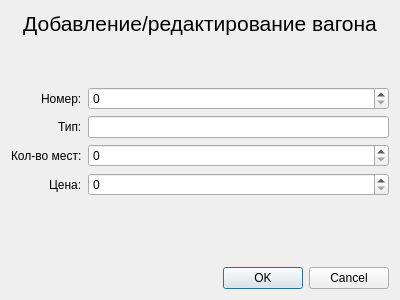
Before: the Qt Designer form dialog_addpassenger.ui in zloysergunya/IS_Airport, drawn with Qt 5.
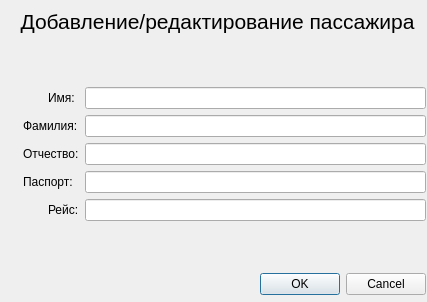
After: the same form once the commit is applied.

The edit to the form file:
```diff
--- a/dialog_addpassenger.ui
+++ b/dialog_addpassenger.ui
@@ -6,30 +6,50 @@
    <rect>
     <x>0</x>
     <y>0</y>
-    <width>400</width>
-    <height>300</height>
+    <width>427</width>
+    <height>302</height>
    </rect>
   </property>
   <property name="windowTitle">
    <string>Dialog</string>
   </property>
-  <layout class="QVBoxLayout" name="verticalLayout">
-   <item>
-    <widget class="QLabel" name="mainLabel">
-     <property name="font">
-      <font>
-       <pointsize>16</pointsize>
-      </font>
-     </property>
+  <widget class="QWidget" name="layoutWidget">
+   <property name="geometry">
+    <rect>
+     <x>9</x>
+     <y>9</y>
+     <width>417</width>
+     <height>286</height>
+    </rect>
+   </property>
+   <layout class="QGridLayout" name="gridLayout">
+    <item row="4" column="3">
+     <widget class="QLineEdit" name="edit_middleName"/>
+    </item>
+    <item row="2" column="3">
+     <widget class="QLineEdit" name="edit_firstName"/>
+    </item>
+    <item row="5" column="1" rowspan="2" colspan="2">
+     <widget class="QLabel" name="passport">
      <property name="text">
-      <string>Добавление/редактирование вагона</string>
-     </property>
-     <property name="alignment">
-      <set>Qt::AlignCenter</set>
+       <string>Паспорт:</string>
+      </property>
+     </widget>
+    </item>
+    <item row="5" column="3" rowspan="2">
+     <widget class="QLineEdit" name="edit_passport"/>
+    </item>
+    <item row="3" column="3">
+     <widget class="QLineEdit" name="edit_secondName"/>
+    </item>
+    <item row="7" column="2">
+     <widget class="QLabel" name="flight">
+      <property name="text">
+       <string>Рейс:</string>
      </property>
     </widget>
    </item>
-   <item>
+    <item row="1" column="0" colspan="4">
     <spacer name="verticalSpacer">
      <property name="orientation">
       <enum>Qt::Vertical</enum>
@@ -42,66 +62,28 @@
      </property>
     </spacer>
    </item>
-   <item>
-    <layout class="QFormLayout" name="formLayout">
-     <property name="labelAlignment">
-      <set>Qt::AlignRight|Qt::AlignTrailing|Qt::AlignVCenter</set>
-     </property>
-     <item row="0" column="0">
-      <widget class="QLabel" name="label">
+    <item row="2" column="2">
+     <widget class="QLabel" name="firstName">
        <property name="text">
-        <string>Номер:</string>
+       <string>Имя:</string>
        </property>
       </widget>
      </item>
-     <item row="1" column="0">
-      <widget class="QLabel" name="label_2">
-       <property name="text">
-        <string>Тип:</string>
+    <item row="9" column="3">
+     <widget class="QDialogButtonBox" name="buttonBox">
+      <property name="standardButtons">
+       <set>QDialogButtonBox::Cancel|QDialogButtonBox::Ok</set>
        </property>
       </widget>
      </item>
-     <item row="2" column="0">
-      <widget class="QLabel" name="label_3">
+    <item row="4" column="1" colspan="2">
+     <widget class="QLabel" name="middleName">
        <property name="text">
-        <string>Кол-во мест:</string>
+       <string>Отчество:</string>
        </property>
       </widget>
      </item>
-     <item row="0" column="1">
-      <widget class="QSpinBox" name="number">
-       <property name="maximum">
-        <number>999</number>
-       </property>
-      </widget>
-     </item>
-     <item row="1" column="1">
-      <widget class="QLineEdit" name="type"/>
-     </item>
-     <item row="2" column="1">
-      <widget class="QSpinBox" name="countPlace">
-       <property name="maximum">
-        <number>999</number>
-       </property>
-      </widget>
-     </item>
-     <item row="3" column="1">
-      <widget class="QSpinBox" name="price">
-       <property name="maximum">
-        <number>1000000</number>
-       </property>
-      </widget>
-     </item>
-     <item row="3" column="0">
-      <widget class="QLabel" name="label_4">
-       <property name="text">
-        <string>Цена:</string>
-       </property>
-      </widget>
-     </item>
-    </layout>
-   </item>
-   <item>
+    <item row="7" column="0">
     <widget class="QLabel" name="labelError">
      <property name="font">
       <font>
@@ -119,7 +101,10 @@
      </property>
     </widget>
    </item>
-   <item>
+    <item row="7" column="3">
+     <widget class="QLineEdit" name="edit_flight"/>
+    </item>
+    <item row="8" column="0" colspan="2">
     <spacer name="verticalSpacer_2">
      <property name="orientation">
       <enum>Qt::Vertical</enum>
@@ -132,14 +117,30 @@
      </property>
     </spacer>
    </item>
-   <item>
-    <widget class="QDialogButtonBox" name="buttonBox">
-     <property name="standardButtons">
-      <set>QDialogButtonBox::Cancel|QDialogButtonBox::Ok</set>
+    <item row="3" column="1" colspan="2">
+     <widget class="QLabel" name="secondName">
+      <property name="text">
+       <string>Фамилия:</string>
+      </property>
+     </widget>
+    </item>
+    <item row="0" column="0" colspan="4">
+     <widget class="QLabel" name="mainLabel">
+      <property name="font">
+       <font>
+        <pointsize>16</pointsize>
+       </font>
+      </property>
+      <property name="text">
+       <string>Добавление/редактирование пассажира</string>
+      </property>
+      <property name="alignment">
+       <set>Qt::AlignCenter</set>
      </property>
     </widget>
    </item>
   </layout>
+  </widget>
  </widget>
  <resources/>
  <connections>
```
Left out of the diff: 8 changed lines with no effect on the pictures. Lines whose indentation alone changed are shown as unchanged.
